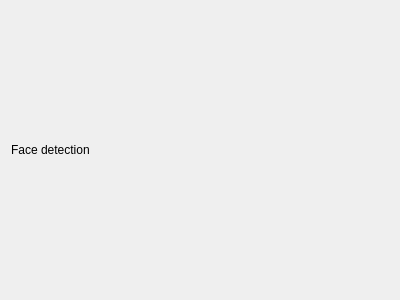
This is Implementation/src/view/gui/widgets/av/FaceDetectionWidget.ui in eBabiano/TegraK1_Performance as Qt 5 draws it before an edit. The edited form follows.
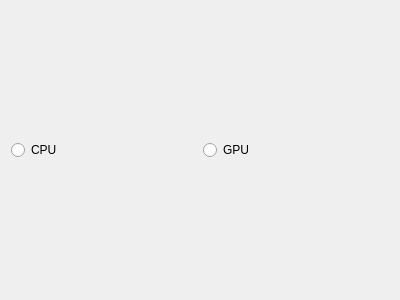
This is the edited form.

Commit message: ModifyParameters updated, FaceDetection GPU added

Patch:
```diff
--- a/Implementation/src/view/gui/widgets/av/FaceDetectionWidget.ui
+++ b/Implementation/src/view/gui/widgets/av/FaceDetectionWidget.ui
@@ -17,11 +17,22 @@
    <item row="0" column="0">
     <layout class="QVBoxLayout" name="verticalLayout">
      <item>
-      <widget class="QLabel" name="label">
+      <layout class="QHBoxLayout" name="horizontalLayout">
+       <item>
+        <widget class="QRadioButton" name="cpuRadioButton">
        <property name="text">
-        <string>Face detection</string>
-       </property>
-      </widget>
+          <string>CPU</string>
+         </property>
+        </widget>
+       </item>
+       <item>
+        <widget class="QRadioButton" name="gpuRadioButton">
+         <property name="text">
+          <string>GPU</string>
+         </property>
+        </widget>
+       </item>
+      </layout>
      </item>
     </layout>
    </item>
```
Lines whose indentation alone changed are shown as unchanged. The commit also changes 246 other files.
